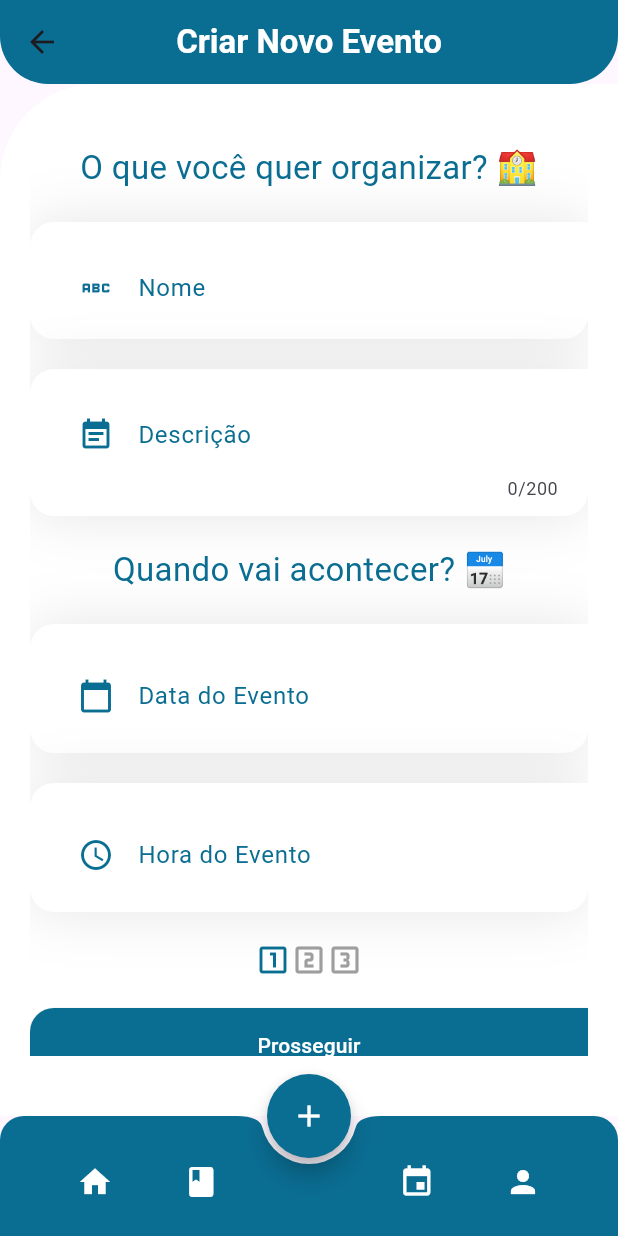
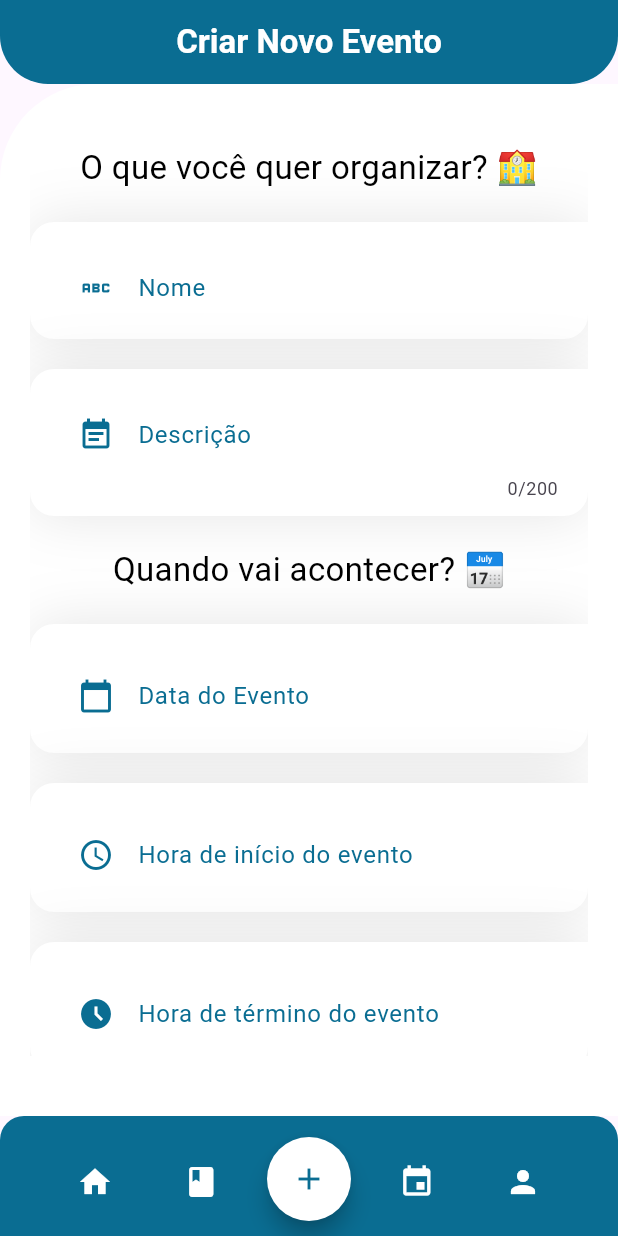
Before and after one commit to rafaelmaestro/flutter_srpg_app, a Flutter app: the HomePage screen opened by its route, after a tap on the "add" icon, on a phone screen of 412 x 824 dp. Run offline on Flutter 3.47's test engine with Material 3 defaults, Android fonts, the phone set to English and light mode, and no system bars; drawn by our look-alikes of datetime_picker_formfield; our stand-ins replace camera, fluttertoast, geolocator, get, google_maps_flutter.

Commit message:
feat: adiciona pagina de cadastro de novos eventos

```diff
--- a/lib/pages/cadastro/cadastro_page_2.dart
+++ b/lib/pages/cadastro/cadastro_page_2.dart
@@ -177,7 +177,7 @@ class _CadastroPage2State extends State<CadastroPage2> {
   }
 
   _handleCadastroBiometria() async {
-    var fotoBiometria = await Get.to(() => const CameraPage());
+    var fotoBiometria = await Get.off(const CameraPage());
 
     if (fotoBiometria != null) {
       // Adicione a lógica de envio da foto para o servidor
--- a/lib/pages/evento/adicionar_evento_page_1.dart
+++ b/lib/pages/evento/adicionar_evento_page_1.dart
@@ -1,8 +1,9 @@
 import 'package:datetime_picker_formfield/datetime_picker_formfield.dart';
 import 'package:flutter/material.dart';
-import 'package:flutter_srpg_app/widgets/adicionar_evento.dart';
+import 'package:flutter_srpg_app/pages/evento/adicionar_evento_page_2.dart';
 import 'package:flutter_srpg_app/widgets/my_input_field.dart';
 import 'package:flutter_srpg_app/widgets/navigation_bar.dart';
+import 'package:get/get.dart';
 import 'package:intl/intl.dart';
 
 class AdicionarEventoPage1 extends StatefulWidget {
@@ -15,6 +16,7 @@ class AdicionarEventoPage1 extends StatefulWidget {
 class _EventoAlunoPageState extends State<AdicionarEventoPage1> {
   var pergunta = 1;
   final _formKey = GlobalKey<FormState>();
+  TextEditingController localController = TextEditingController();
 
   @override
   void initState() {
@@ -35,6 +37,7 @@ class _EventoAlunoPageState extends State<AdicionarEventoPage1> {
   Widget build(BuildContext context) {
     return Scaffold(
       appBar: AppBar(
+        automaticallyImplyLeading: false,
         title: const Column(
           children: [
             Text(
@@ -79,7 +82,7 @@ class _EventoAlunoPageState extends State<AdicionarEventoPage1> {
                               child: Text(
                                 'O que você quer organizar? 🏫',
                                 style: TextStyle(
-                                    fontSize: 22, color: Color(0xFF0A6D92)),
+                                    fontSize: 22, color: Colors.black),
                               ),
                             ),
                             const SizedBox(height: 20),
@@ -124,7 +127,7 @@ class _EventoAlunoPageState extends State<AdicionarEventoPage1> {
                               child: Text(
                                 'Quando vai acontecer? 📅',
                                 style: TextStyle(
-                                    fontSize: 22, color: Color(0xFF0A6D92)),
+                                    fontSize: 22, color: Colors.black),
                               ),
                             ),
                             const SizedBox(height: 20),
@@ -199,10 +202,11 @@ class _EventoAlunoPageState extends State<AdicionarEventoPage1> {
                                 children: [
                                   DateTimeField(
                                     decoration: const InputDecoration(
-                                        labelText: 'Hora do Evento',
+                                        labelText: 'Hora de início do evento',
                                         labelStyle:
                                             TextStyle(color: Color(0xFF0A6D92)),
-                                        hintText: 'Selecione a hora do evento',
+                                        hintText:
+                                            'Selecione a hora de início do evento',
                                         border: InputBorder.none,
                                         prefixIcon: Icon(
                                           Icons.access_time,
@@ -227,6 +231,83 @@ class _EventoAlunoPageState extends State<AdicionarEventoPage1> {
                               ),
                             ),
                             const SizedBox(height: 20),
+                            // ! Cópia do style dos inputs textuais
+                            Container(
+                              padding: const EdgeInsets.only(
+                                  top: 20, left: 20, right: 20, bottom: 10),
+                              decoration: BoxDecoration(
+                                  color: Colors.white,
+                                  borderRadius: const BorderRadius.only(
+                                      topLeft: Radius.circular(16),
+                                      bottomLeft: Radius.circular(16),
+                                      bottomRight: Radius.circular(16)),
+                                  boxShadow: [
+                                    BoxShadow(
+                                      blurRadius: 32,
+                                      color: Colors.black.withOpacity(.1),
+                                    )
+                                  ]),
+                              child: Column(
+                                crossAxisAlignment: CrossAxisAlignment.start,
+                                children: [
+                                  DateTimeField(
+                                    decoration: const InputDecoration(
+                                        labelText: 'Hora de término do evento',
+                                        labelStyle:
+                                            TextStyle(color: Color(0xFF0A6D92)),
+                                        hintText:
+                                            'Selecione a hora de término do evento',
+                                        border: InputBorder.none,
+                                        prefixIcon: Icon(
+                                          Icons.access_time_filled,
+                                          color: Color(0xFF0A6D92),
+                                        ),
+                                        errorStyle: TextStyle(
+                                            color: Colors.red,
+                                            fontWeight: FontWeight.bold),
+                                        contentPadding: EdgeInsets.all(8.0)),
+                                    format: DateFormat("HH:mm"),
+                                    onShowPicker:
+                                        (context, currentValue) async {
+                                      final time = await showTimePicker(
+                                        context: context,
+                                        initialTime: TimeOfDay.fromDateTime(
+                                            currentValue ?? DateTime.now()),
+                                      );
+                                      return DateTimeField.convert(time);
+                                    },
+                                  ),
+                                ],
+                              ),
+                            ),
+                            const SizedBox(height: 20),
+                            const Center(
+                              child: Text(
+                                'Onde será o evento? 📍',
+                                style: TextStyle(
+                                    fontSize: 22, color: Colors.black),
+                              ),
+                            ),
+                            const SizedBox(height: 20),
+                            MyInputField(
+                              label: "Local do evento",
+                              maxLen: 200,
+                              placeholder: "Digite o local do evento",
+                              onChange: (value) {
+                                localController.text = value;
+                              },
+                              validateFunction: (value) {
+                                // if (value == null || value.isEmpty) {
+                                //   return 'Por favor, insira um nome para o evento';
+                                // }
+                                return null;
+                              },
+                              prefixIcon: const Icon(
+                                Icons.location_pin,
+                                color: Color(0xFF0A6D92),
+                              ),
+                            ),
+                            const SizedBox(height: 20),
                             const Row(
                               mainAxisAlignment: MainAxisAlignment.center,
                               children: [
@@ -237,16 +318,14 @@ class _EventoAlunoPageState extends State<AdicionarEventoPage1> {
                                 Icon(
                                   Icons.looks_two_outlined,
                                   color: Colors.grey,
-                                ),
-                                Icon(
-                                  Icons.looks_3_outlined,
-                                  color: Colors.grey,
-                                ),
+                                )
                               ],
                             ),
                             const SizedBox(height: 20),
                             ElevatedButton(
-                              onPressed: () {},
+                              onPressed: () {
+                                _handleProsseguir();
+                              },
                               style: ElevatedButton.styleFrom(
                                   backgroundColor: const Color(0xFF0A6D92),
                                   minimumSize: const Size(double.infinity, 50),
@@ -272,8 +351,6 @@ class _EventoAlunoPageState extends State<AdicionarEventoPage1> {
           ),
         ],
       ),
-      floatingActionButtonLocation: FloatingActionButtonLocation.centerDocked,
-      floatingActionButton: const CustomFloatingActionButton(),
       bottomNavigationBar: const SRPGNavigationBar(),
     );
   }
@@ -283,6 +360,6 @@ class _EventoAlunoPageState extends State<AdicionarEventoPage1> {
       return;
     }
     // TODO: Seguir p/ pagina 2 de cadastro de evento
-    // Get.to(() => AdicionarEventoPage2());
+    Get.to(() => const AdicionarEventoPage2());
   }
 }
--- a/lib/pages/login/home_page.dart
+++ b/lib/pages/login/home_page.dart
@@ -1,14 +1,20 @@
 import 'package:flutter/material.dart';
 import 'package:flutter_srpg_app/controllers/posicao_controller.dart';
-import 'package:flutter_srpg_app/widgets/adicionar_evento.dart';
 import 'package:flutter_srpg_app/widgets/navigation_bar.dart';
 import 'package:google_maps_flutter/google_maps_flutter.dart';
 import 'package:provider/provider.dart';
 
 final appKey = GlobalKey();
 
-class HomePage extends StatelessWidget {
+class HomePage extends StatefulWidget {
   const HomePage({super.key});
+
+  @override
+  _HomePageState createState() => _HomePageState();
+}
+
+class _HomePageState extends State<HomePage> {
+  final mapKey = GlobalKey();
 
   @override
   Widget build(BuildContext context) {
@@ -47,13 +53,14 @@ class HomePage extends StatelessWidget {
           ],
         ),
         child: ChangeNotifierProvider<PosicaoController>(
-          create: (context) => PosicaoController(),
+          create: (context) => PosicaoController(loadAulasBool: true),
           child: Builder(builder: (context) {
             final local = context.watch<PosicaoController>();
 
             return ClipRRect(
               borderRadius: BorderRadius.circular(16),
               child: GoogleMap(
+                key: mapKey,
                 initialCameraPosition: CameraPosition(
                     target: LatLng(local.lat, local.long), zoom: 21),
                 zoomControlsEnabled: false,
@@ -67,8 +74,8 @@ class HomePage extends StatelessWidget {
         ),
       ),
       extendBody: false,
-      floatingActionButtonLocation: FloatingActionButtonLocation.centerDocked,
-      floatingActionButton: const CustomFloatingActionButton(),
+      // floatingActionButtonLocation: FloatingActionButtonLocation.centerDocked,
+      // floatingActionButton: const CustomFloatingActionButton(),
       bottomNavigationBar: const SRPGNavigationBar(),
     );
   }
--- a/lib/widgets/adicionar_evento.dart
+++ /dev/null
@@ -1,22 +0,0 @@
-import 'package:flutter/material.dart';
-import 'package:flutter_srpg_app/pages/evento/adicionar_evento_page_1.dart';
-import 'package:get/get.dart';
-
-class CustomFloatingActionButton extends StatelessWidget {
-  const CustomFloatingActionButton({super.key});
-
-  @override
-  Widget build(BuildContext context) {
-    return FloatingActionButton(
-      onPressed: () {
-        Get.to(() => const AdicionarEventoPage1());
-      },
-      backgroundColor: const Color(0xFF0A6D92),
-      shape: const CircleBorder(),
-      child: const Icon(
-        Icons.add,
-        color: Colors.white,
-      ),
-    );
-  }
-}
--- a/lib/widgets/my_input_field.dart
+++ b/lib/widgets/my_input_field.dart
@@ -3,6 +3,7 @@ import 'package:flutter/material.dart';
 class MyInputField extends StatelessWidget {
   final bool isEmailOrCpfField;
   final bool isPasswordField;
+  final String valorInicial;
   final Widget prefixIcon;
   final String label;
   final String placeholder;
@@ -19,6 +20,7 @@ class MyInputField extends StatelessWidget {
     required this.validateFunction,
     this.maxLen = 0,
     this.prefixIcon = const SizedBox.shrink(),
+    this.valorInicial = '',
   });
 
   @override
@@ -43,6 +45,7 @@ class MyInputField extends StatelessWidget {
           TextFormField(
             maxLines: isPasswordField ? 1 : null,
             maxLength: maxLen == 0 ? null : maxLen,
+            initialValue: valorInicial,
             obscureText: isPasswordField,
             onChanged: ((value) => onChange(value)),
             validator: validateFunction,
--- a/lib/widgets/navigation_bar.dart
+++ b/lib/widgets/navigation_bar.dart
@@ -1,11 +1,20 @@
 import 'package:flutter/material.dart';
+import 'package:flutter_srpg_app/pages/evento/adicionar_evento_page_1.dart';
+import 'package:get/get.dart';
 
-class SRPGNavigationBar extends StatelessWidget {
-  const SRPGNavigationBar({super.key});
+class SRPGNavigationBar extends StatefulWidget {
+  const SRPGNavigationBar({Key? key}) : super(key: key);
 
   @override
+  _SRPGNavigationBarState createState() => _SRPGNavigationBarState();
+}
+
+class _SRPGNavigationBarState extends State<SRPGNavigationBar> {
+  @override
   Widget build(BuildContext context) {
-    return ClipRRect(
+    return Stack(
+      children: [
+        ClipRRect(
           borderRadius: const BorderRadius.only(
             topLeft: Radius.circular(16),
             topRight: Radius.circular(16),
@@ -25,7 +34,7 @@ class SRPGNavigationBar extends StatelessWidget {
                         Icons.home,
                         color: Colors.white,
                       ),
-                  onPressed: () => print('Home Button pressed!'),
+                      onPressed: () => Get.toNamed('/home'),
                     ),
                     IconButton(
                       icon: const Icon(
@@ -36,7 +45,8 @@ class SRPGNavigationBar extends StatelessWidget {
                         print('List Button pressed!');
                       },
                     ),
-                const SizedBox(width: 50),
+                    const SizedBox(
+                        width: 50), // Espaço para o FloatingActionButton
                     IconButton(
                       icon: const Icon(
                         Icons.event,
@@ -60,6 +70,24 @@ class SRPGNavigationBar extends StatelessWidget {
               ),
             ),
           ),
+        ),
+        // Posicionando o FloatingActionButton no centro da BottomAppBar
+        Positioned(
+          bottom: 10,
+          left: MediaQuery.of(context).size.width / 2 - 28,
+          child: FloatingActionButton(
+            onPressed: () {
+              Get.off(() => const AdicionarEventoPage1());
+            },
+            backgroundColor: Colors.white,
+            shape: const CircleBorder(),
+            child: const Icon(
+              Icons.add,
+              color: Color(0xFF0A6D92),
+            ),
+          ),
+        ),
+      ],
     );
   }
 }
--- a/pubspec.yaml
+++ b/pubspec.yaml
@@ -45,6 +45,7 @@ dependencies:
   fluttertoast: ^8.0.8
   datetime_picker_formfield: ^2.0.1
   intl: ^0.19.0
+  geocoding: ^3.0.0
 
 dev_dependencies:
   flutter_test:
```
Also changed, not shown: lib/controllers/posicao_controller.dart (+16 -2 lines), lib/pages/evento/adicionar_evento_page_2.dart (added, +332 -0 lines), lib/pages/evento/evento_aluno_page.dart (+7 -7 lines), pubspec.lock. Lines whose indentation alone changed are shown as unchanged.
